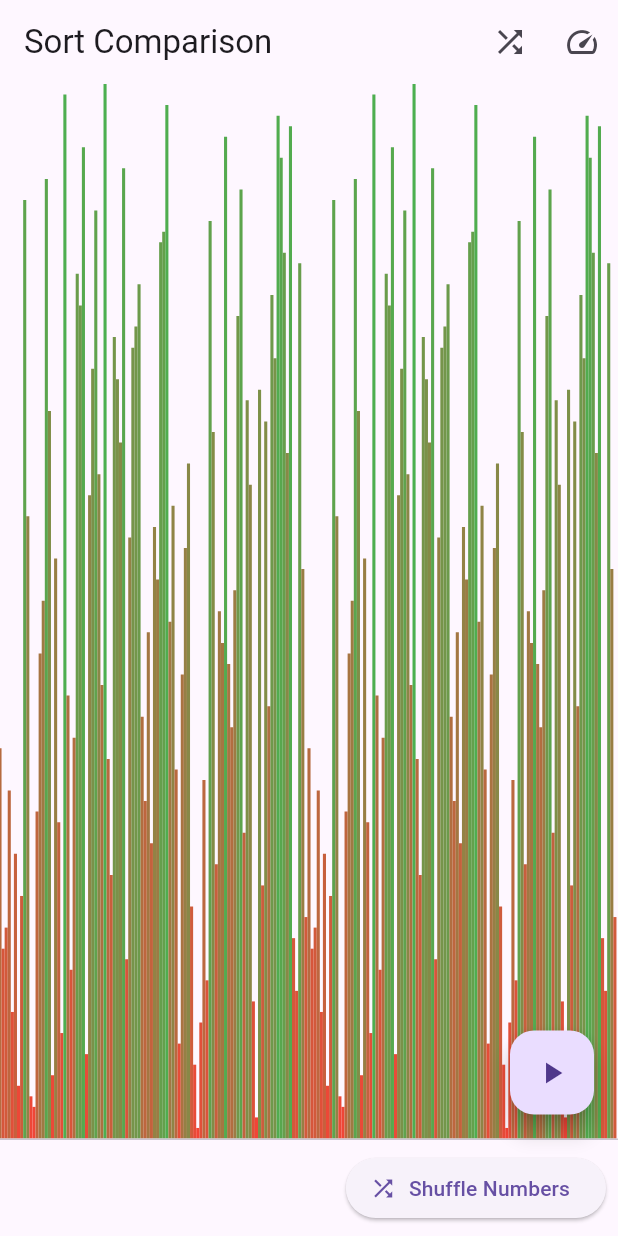
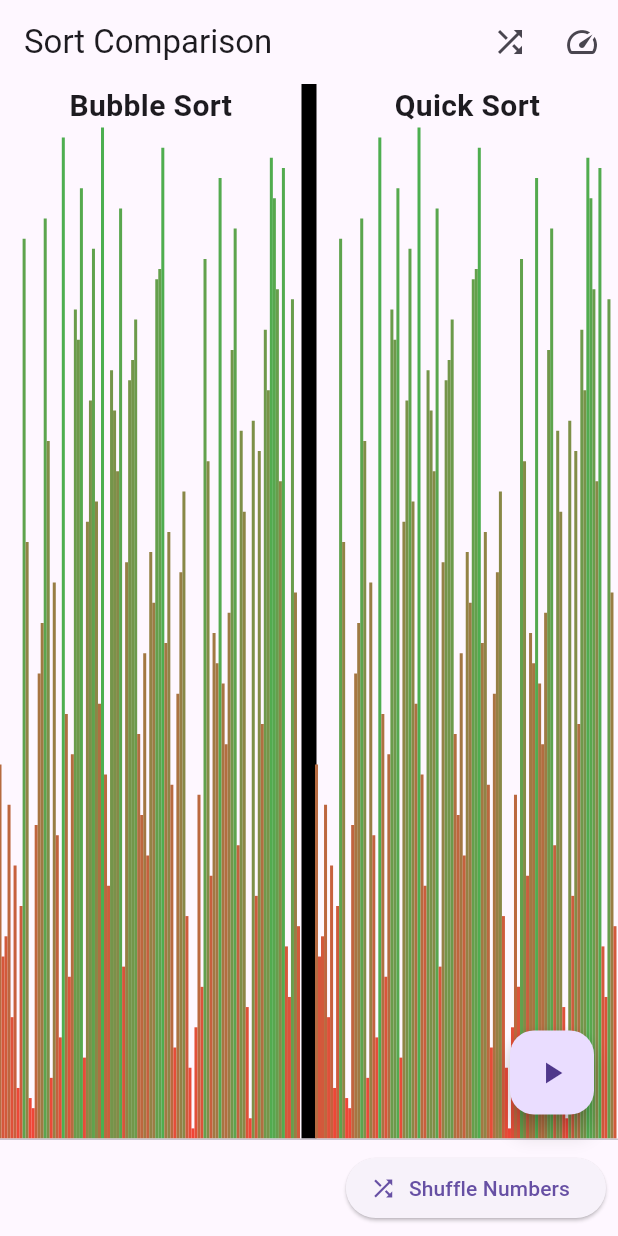
Before and after one commit to woobe-studio/Real-Time-Sort-Visualization, a Flutter app: the screen it shows after launch, on a phone screen of 412 x 824 dp. Run offline on Flutter 3.47's test engine with Material 3 defaults, Android fonts, the phone set to English and light mode, and no system bars.

Commit message:
added quick sort vs bubble sort comparison

```diff
--- a/lib/main.dart
+++ b/lib/main.dart
@@ -1,6 +1,5 @@
 import 'package:flutter/material.dart';
 import 'dart:async';
-import 'dart:math';
 
 void main() {
   runApp(SortComparisonApp());
@@ -152,18 +151,35 @@
         ],
       ),
       body: Row(
-        mainAxisAlignment: MainAxisAlignment.center,
         children: [
+          Expanded(
+            child: Column(
+              children: [
+                Text('Bubble Sort', style: TextStyle(fontSize: 20, fontWeight: FontWeight.bold)),
                 Expanded(
                   child: CustomPaint(
                     painter: BarPainter(_bubbleSortNumbers),
                     child: Container(),
                   ),
                 ),
+              ],
+            ),
+          ),
+          Container(
+            width: 10, // Adjust the width of the separator here
+            color: Colors.black,
+          ),
+          Expanded(
+            child: Column(
+              children: [
+                Text('Quick Sort', style: TextStyle(fontSize: 20, fontWeight: FontWeight.bold)),
                 Expanded(
                   child: CustomPaint(
                     painter: BarPainter(_quickSortNumbers),
                     child: Container(),
+                  ),
+                ),
+              ],
             ),
           ),
         ],
```
Lines whose indentation alone changed are shown as unchanged.
